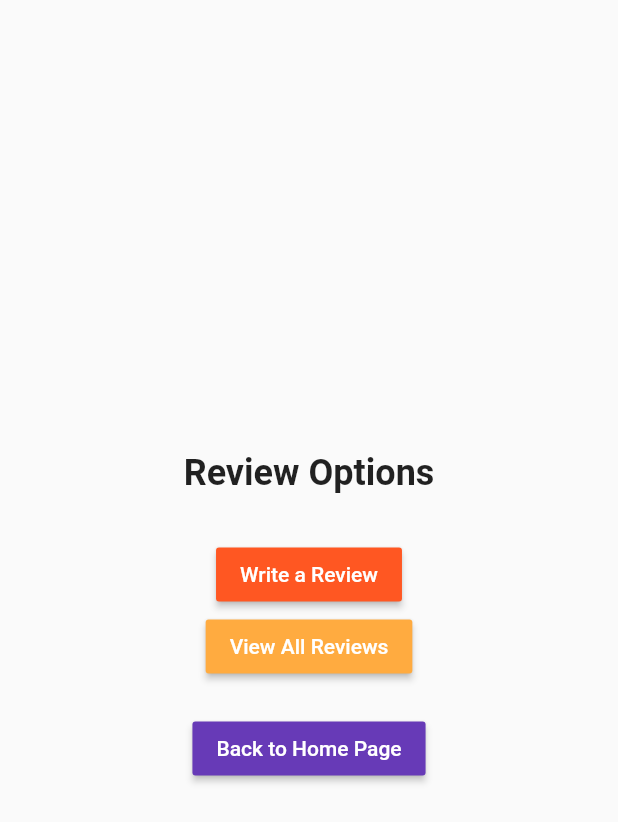
After one commit to johnnythesnake12/STORM123, a Flutter app: the screen it shows once a user with an empty profile is signed in, after a tap on "Review Options", on a phone screen of 412 x 824 dp. The commit adds this screen. Shown: the top 822 px of the screen. Run offline on Flutter 3.47's test engine with Material 2 defaults, Android fonts, the phone set to English and light mode, and no system bars; our stand-ins replace cloud_firestore, firebase_auth, firebase_core, flutter_chat_types, flutter_chat_ui; missing offline and left inert: email_auth, flutter_firebase_chat_core; accounts and stored records are empty.

Commit message:
Added Review System
Per title

```diff
--- a/storm_application/storm_application/lib/home_page.dart
+++ b/storm_application/storm_application/lib/home_page.dart
@@ -4,6 +4,9 @@ import 'package:flutter/material.dart';
 import 'package:storm_application/contacts_page.dart';
 import 'package:storm_application/offer_page.dart';
 import 'package:storm_application/request_page.dart';
+import 'package:storm_application/review_options_page.dart';
+import 'package:storm_application/misc/review_page.dart';
+import 'package:storm_application/review_user_page.dart';
 
 class HomePage extends StatefulWidget {
   const HomePage({Key? key}) : super(key: key);
@@ -95,6 +98,21 @@ class _HomePageState extends State<HomePage> {
               ),
             ),
 
+            MaterialButton(
+              onPressed: () {
+                Navigator.push(
+                  context,
+                  MaterialPageRoute(builder: (context) => const ReviewOptionsPage()),
+                );
+              },
+              color: Colors.deepOrangeAccent,
+              child: const Text("Review Options",
+                style: TextStyle(
+                  color: Colors.white,
+                ),
+              ),
+            ),
+
             // Sign out button
             MaterialButton(
               onPressed: () {
--- a/storm_application/storm_application/lib/offer_implementation/add_offer_dialog.dart
+++ b/storm_application/storm_application/lib/offer_implementation/add_offer_dialog.dart
@@ -19,6 +19,7 @@ class _AddOfferDialogState extends State<AddOfferDialog> {
   String? offerType;
   String? offerDate = DateTime.now().toString();
   String? offerUsername;
+  bool offerIsAccepted = false;
 
   final OfferDataRepository repository = OfferDataRepository();
 
@@ -167,7 +168,8 @@ class _AddOfferDialogState extends State<AddOfferDialog> {
                       description: offerDescription!,
                       category: offerType!,
                       username: offerUsername!,
-                      date: offerDate!);
+                      date: offerDate!,
+                  );
                   repository.addRequest(offer);
                   Navigator.of(context).pop();
 
--- a/storm_application/storm_application/lib/offer_page.dart
+++ b/storm_application/storm_application/lib/offer_page.dart
@@ -24,7 +24,7 @@ class _OfferPageState extends State<OfferPage> {
   Widget _buildOfferList(BuildContext context) {
     return Scaffold(
       appBar: AppBar(
-        backgroundColor: Colors.indigo,
+        backgroundColor: Colors.blue,
         title:const Text("Offer List"),
       ),
       body: StreamBuilder<QuerySnapshot>(
--- a/storm_application/storm_application/lib/request_implementation/add_request_dialog.dart
+++ b/storm_application/storm_application/lib/request_implementation/add_request_dialog.dart
@@ -17,6 +17,7 @@ class _AddRequestDialogState extends State<AddRequestDialog> {
   String? requestType;
   String? requestDate = DateTime.now().toString();
   String? requestUsername;
+  bool? requestIsAccepted = false;
 
   final RequestDataRepository repository = RequestDataRepository();
 
@@ -165,7 +166,9 @@ class _AddRequestDialogState extends State<AddRequestDialog> {
                   description: requestDescription!,
                   category: requestType!,
                   username: requestUsername!,
-                  date: requestDate!);
+                  date: requestDate!,
+                  //isAccepted: requestIsAccepted!,
+              );
               repository.addRequest(req);
               Navigator.of(context).pop();
 
--- /dev/null
+++ b/storm_application/storm_application/lib/review_implementation/review.dart
@@ -0,0 +1,50 @@
+import 'package:cloud_firestore/cloud_firestore.dart';
+import 'package:flutter_chat_types/flutter_chat_types.dart' as types;
+import 'package:flutter_firebase_chat_core/flutter_firebase_chat_core.dart';
+
+class Review {
+  double rating;
+  String text;
+  String userReviewing;
+  String userBeingReviewed;
+
+  String? referenceId;
+
+  Review(
+      {required this.rating,
+        required this.text,
+        required this.userReviewing,
+        required this.userBeingReviewed,
+      }
+  );
+
+  factory Review.fromSnapshot(DocumentSnapshot snapshot) {
+    final newReview = Review.fromJson(snapshot.data() as Map<String, dynamic>);
+    newReview.referenceId = snapshot.reference.id;
+    return newReview;
+  }
+
+  factory Review.fromJson(Map<String, dynamic> json) => _reviewFromJson(json);
+
+  Map<String, dynamic> toJson() => _reviewToJson(this);
+
+  @override
+  String toString() => 'Review';
+}
+
+Review _reviewFromJson(Map<String, dynamic> json) {
+  return Review(
+    rating: json['rating'] as double,
+    text: json['reviewText'] as String,
+    userReviewing: json['userReviewing'] as String,
+    userBeingReviewed: json['userBeingReviewed'] as String,
+  );
+}
+
+Map<String, dynamic> _reviewToJson(Review instance) =>
+    <String, dynamic>{
+      'rating': instance.rating,
+      'reviewText' : instance.text,
+      'userReviewing' : instance.userReviewing,
+      'userBeingReviewed' : instance.userBeingReviewed,
+    };
--- /dev/null
+++ b/storm_application/storm_application/lib/review_implementation/review_data_repository.dart
@@ -0,0 +1,28 @@
+import 'package:cloud_firestore/cloud_firestore.dart';
+import 'package:storm_application/review_implementation/review.dart';
+
+class ReviewDataRepository {
+
+  final CollectionReference collection =
+  FirebaseFirestore.instance.collection('Reviews');
+
+  Stream<QuerySnapshot> getStream() {
+    return collection.snapshots();
+  }
+
+  Stream<QuerySnapshot> getFilteredStream(String userBeingReviewed) {
+    return collection.where("userBeingReviewed", isEqualTo: userBeingReviewed).snapshots();
+  }
+
+  Future<DocumentReference> addReview(Review review) {
+    return collection.add(review.toJson());
+  }
+
+  void updateReview(Review review) async {
+    await collection.doc(review.referenceId).update(review.toJson());
+  }
+
+  void deleteReview(Review review) async {
+    await collection.doc(review.referenceId).delete();
+  }
+}
--- /dev/null
+++ b/storm_application/storm_application/lib/review_options_page.dart
@@ -0,0 +1,84 @@
+import 'package:cloud_firestore/cloud_firestore.dart';
+import 'package:firebase_auth/firebase_auth.dart';
+import 'package:flutter/material.dart';
+import 'package:storm_application/contacts_page.dart';
+import 'package:storm_application/offer_page.dart';
+import 'package:storm_application/request_page.dart';
+import 'package:storm_application/misc/review_page.dart';
+import 'package:storm_application/review_user_page.dart';
+import 'package:storm_application/view_all_reviews.dart';
+
+class ReviewOptionsPage extends StatefulWidget {
+  const ReviewOptionsPage({Key? key}) : super(key: key);
+
+  @override
+  State<ReviewOptionsPage> createState() => _ReviewOptionsPageState();
+}
+
+class _ReviewOptionsPageState extends State<ReviewOptionsPage> {
+  final user = FirebaseAuth.instance.currentUser!;
+  CollectionReference users = FirebaseFirestore.instance.collection('users');
+
+  @override
+  Widget build(BuildContext context) {
+    return Scaffold(
+      body: Center(
+        child: Column(
+          mainAxisAlignment: MainAxisAlignment.center,
+          children: [
+
+            const Text("Review Options", style: TextStyle(fontSize: 24, fontWeight: FontWeight.bold),),
+
+            const SizedBox(height: 30),
+
+            MaterialButton(
+              onPressed: () {
+                Navigator.push(
+                  context,
+                  MaterialPageRoute(builder: (context) => const ReviewUserPage()),
+                );
+              },
+              color: Colors.deepOrange,
+              child: const Text("Write a Review",
+                style: TextStyle(
+                  color: Colors.white,
+                ),
+              ),
+            ),
+
+            // Sign out button
+            MaterialButton(
+              onPressed: () {
+                Navigator.push(
+                  context,
+                  MaterialPageRoute(builder: (context) => const ViewAllReviewsPage()),
+                );
+              },
+              color: Colors.orangeAccent,
+              child: const Text("View All Reviews",
+                style: TextStyle(
+                  color: Colors.white,
+                ),
+              ),
+            ),
+
+            const SizedBox(height: 20),
+
+            MaterialButton(
+              onPressed: () {
+                Navigator.pop(context);
+              },
+              color: Colors.deepPurple,
+              child: const Text("Back to Home Page",
+                style: TextStyle(
+                  color: Colors.white,
+                ),
+              ),
+            ),
+
+          ],
+        ),
+      ),
+    );
+  }
+}
```
Also changed, not shown: storm_application/storm_application/lib/offer_implementation/offer.dart (+4 -4 lines), storm_application/storm_application/lib/request_implementation/request.dart (+6 -2 lines), storm_application/storm_application/lib/review_implementation/add_review_dialog.dart (added, +142 -0 lines), storm_application/storm_application/lib/review_implementation/review_card.dart (added, +78 -0 lines), storm_application/storm_application/lib/review_user_page.dart (added, +109 -0 lines), storm_application/storm_application/lib/view_all_reviews.dart (added, +57 -0 lines).
